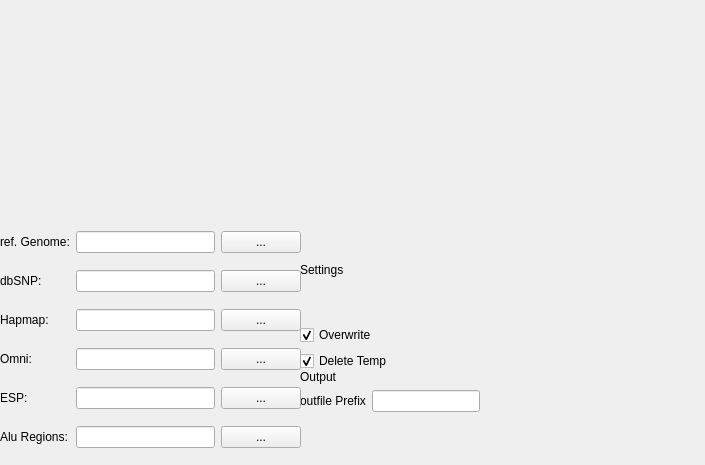
First picture: the form in ressources/InputTab.ui, repository djhn75/RNAEditor, before the edit.
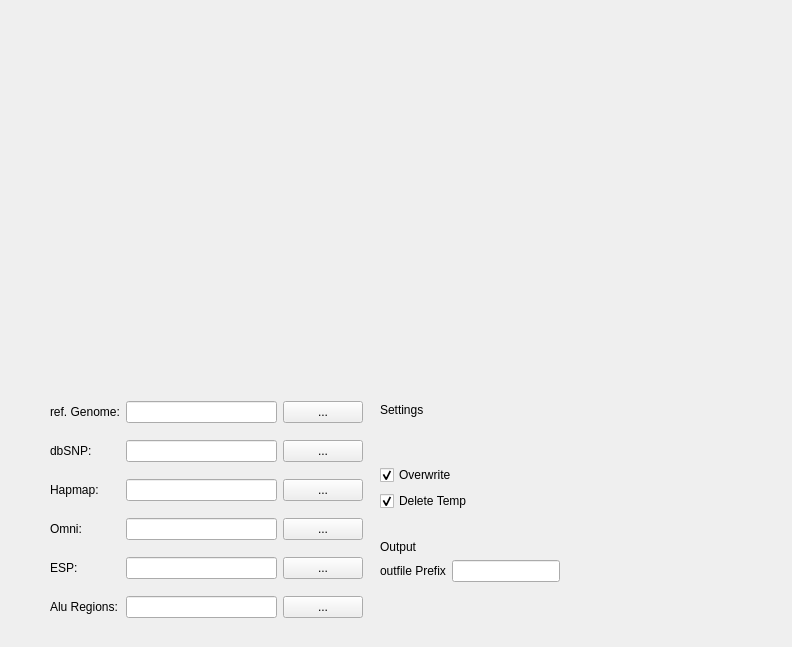
Second picture: the form after the edit. Icons and pictures are not drawn.

```diff
--- a/ressources/InputTab.ui
+++ b/ressources/InputTab.ui
@@ -6,8 +6,8 @@
    <rect>
     <x>0</x>
     <y>0</y>
-    <width>705</width>
-    <height>465</height>
+    <width>792</width>
+    <height>647</height>
    </rect>
   </property>
   <property name="sizePolicy">
@@ -28,8 +28,8 @@
   <widget class="QWidget" name="verticalLayoutWidget">
    <property name="geometry">
     <rect>
-     <x>300</x>
-     <y>220</y>
+     <x>380</x>
+     <y>360</y>
      <width>231</width>
      <height>151</height>
     </rect>
@@ -73,8 +73,8 @@
   <widget class="QWidget" name="formLayoutWidget_2">
    <property name="geometry">
     <rect>
-     <x>300</x>
-     <y>370</y>
+     <x>380</x>
+     <y>540</y>
      <width>231</width>
      <height>91</height>
     </rect>
@@ -124,15 +124,15 @@
   <widget class="QWidget" name="gridLayoutWidget">
    <property name="geometry">
     <rect>
-     <x>0</x>
-     <y>220</y>
-     <width>301</width>
+     <x>50</x>
+     <y>390</y>
+     <width>313</width>
      <height>242</height>
     </rect>
    </property>
    <layout class="QGridLayout" name="gridLayout">
     <property name="horizontalSpacing">
-     <number>-1</number>
+     <number>6</number>
     </property>
     <item row="4" column="2">
      <widget class="QPushButton" name="pushButton_esp">
@@ -290,8 +290,8 @@
   <widget class="QLabel" name="label">
    <property name="geometry">
     <rect>
-     <x>80</x>
-     <y>-20</y>
+     <x>140</x>
+     <y>10</y>
      <width>531</width>
      <height>181</height>
     </rect>
```
Left out of the diff: 2 changed lines with no effect on the pictures.
